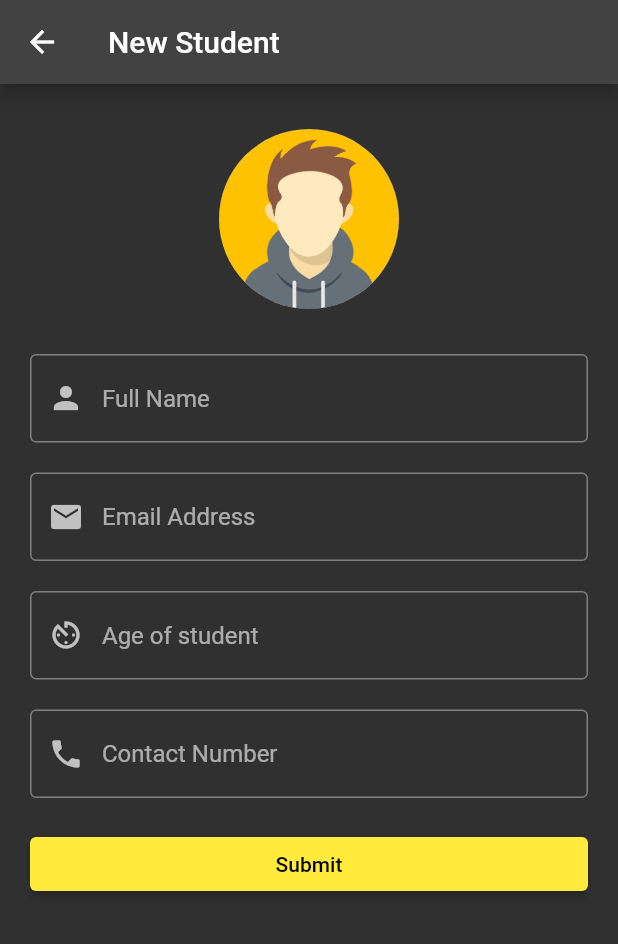
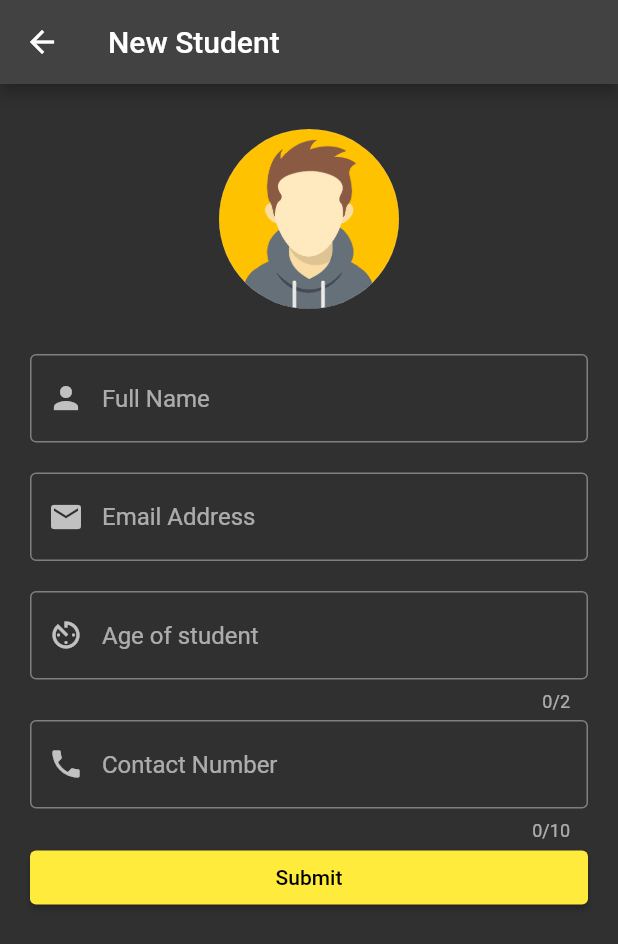
Before and after one commit to amaljosev/Student_App_GetX, a Flutter app: the screen it shows after launch, after a tap on the "add" icon, on a phone screen of 412 x 824 dp. Shown: the top 944 px of the screen. Run offline on Flutter 3.47's test engine with Material 2 defaults, Android fonts, the phone set to English and light mode, and no system bars; our stand-ins replace get, hive, hive_flutter, image_picker; accounts and stored records are empty.

Commit message:
data added

```diff
--- a/lib/getx/db_functions/db_functions.dart
+++ b/lib/getx/db_functions/db_functions.dart
@@ -1,5 +1,19 @@
 import 'package:get/get.dart';
+import 'package:hive/hive.dart';
+import 'package:studentgetx/models/student_model.dart';
 
 class StudentDB extends GetxController {
+  List<StudentModel> students = <StudentModel> [].obs;
+  Future<void> addStudent(StudentModel value) async {
+    final studentDB = await Hive.openBox<StudentModel>('student_db');
+    students.add(value);
+    await studentDB.add(value);
+  }
+
+ Future<void> getAllStudents() async {
+  final studentDB = await Hive.openBox<StudentModel>('student_db');
+  students.clear();
+  students.addAll(studentDB.values);
+}
 
 }
--- a/lib/main.dart
+++ b/lib/main.dart
@@ -1,10 +1,16 @@
 import 'package:flutter/material.dart';
 import 'package:get/get_navigation/src/root/get_material_app.dart';
+import 'package:hive_flutter/hive_flutter.dart';
 import 'package:studentgetx/getx/routes.dart';
+import 'package:studentgetx/models/student_model.dart';
 
-void main() {
+Future<void> main() async {
+  WidgetsFlutterBinding.ensureInitialized();
+  await Hive.initFlutter();
+  Hive.registerAdapter(StudentModelAdapter());
   runApp(const MyApp());
 }
+
 
 class MyApp extends StatelessWidget {
   const MyApp({super.key});
@@ -12,8 +18,8 @@ class MyApp extends StatelessWidget {
   @override
   Widget build(BuildContext context) {
     return GetMaterialApp(
-      theme: ThemeData(
-          primarySwatch: Colors.yellow, brightness: Brightness.dark),
+      theme:
+          ThemeData(primarySwatch: Colors.yellow, brightness: Brightness.dark),
       initialRoute: RouteClass.getHomeRoute(),
       getPages: RouteClass.routes,
     );
--- a/lib/screens/add/add_screen.dart
+++ b/lib/screens/add/add_screen.dart
@@ -1,9 +1,11 @@
 import 'dart:io';
-
 import 'package:flutter/material.dart';
 import 'package:get/get.dart';
+import 'package:studentgetx/getx/db_functions/db_functions.dart';
 import 'package:studentgetx/getx/form_image.dart';
+import 'package:studentgetx/models/student_model.dart';
 
+FormImage imageController = Get.put(FormImage());
 final nameController = TextEditingController();
 final emailController = TextEditingController();
 final ageController = TextEditingController();
@@ -15,12 +17,12 @@ class ScreenAdd extends StatelessWidget {
 
   @override
   Widget build(BuildContext context) {
-    FormImage imageController = Get.put(FormImage());
     return Scaffold(
       appBar: AppBar(
         title: const Text('New Student'),
       ),
-      body: Padding(
+      body: Obx(
+        () => Padding(
           padding: const EdgeInsets.symmetric(horizontal: 20),
           child: Form(
             key: formKey,
@@ -31,7 +33,7 @@ class ScreenAdd extends StatelessWidget {
                 ),
                 GestureDetector(
                     onTap: () => imageController.getImage(),
-                child: Obx(() => imageController.imgPath.value == ''
+                    child: imageController.imgPath.value == ''
                         ? ClipOval(
                             child: Container(
                               width: 120,
@@ -39,8 +41,8 @@ class ScreenAdd extends StatelessWidget {
                               decoration: BoxDecoration(
                                 shape: BoxShape.circle,
                                 image: DecorationImage(
-                              image:
-                                  AssetImage(imageController.assetAvatar.value),
+                                  image: AssetImage(
+                                      imageController.assetAvatar.value),
                                   fit: BoxFit.fitHeight,
                                 ),
                               ),
@@ -60,7 +62,6 @@ class ScreenAdd extends StatelessWidget {
                               ),
                             ),
                           )),
-              ),
                 const SizedBox(
                   height: 30,
                 ),
@@ -71,14 +72,16 @@ class ScreenAdd extends StatelessWidget {
                     hintText: 'Full Name',
                     prefixIcon: Icon(Icons.person),
                   ),
-                validator: (value) =>
-                    nameController.text.isEmpty ? 'Name field is empty' : null,
+                  validator: (value) => nameController.text.isEmpty
+                      ? 'Name field is empty'
+                      : null,
                 ),
                 const SizedBox(
                   height: 20,
                 ),
                 TextFormField(
                   controller: emailController,
+                  keyboardType: TextInputType.emailAddress,
                   decoration: const InputDecoration(
                     border: OutlineInputBorder(),
                     hintText: 'Email Address',
@@ -93,6 +96,8 @@ class ScreenAdd extends StatelessWidget {
                 ),
                 TextFormField(
                   controller: ageController,
+                  maxLength: 2,
+                  keyboardType: TextInputType.number,
                   decoration: const InputDecoration(
                     border: OutlineInputBorder(),
                     hintText: 'Age of student',
@@ -102,10 +107,12 @@ class ScreenAdd extends StatelessWidget {
                       ageController.text.isEmpty ? 'Age field is empty' : null,
                 ),
                 const SizedBox(
-                height: 20,
+                  height: 5,
                 ),
                 TextFormField(
                   controller: contactController,
+                  keyboardType: TextInputType.number,
+                  maxLength: 10,
                   decoration: const InputDecoration(
                     border: OutlineInputBorder(),
                     hintText: 'Contact Number',
@@ -115,16 +122,17 @@ class ScreenAdd extends StatelessWidget {
                       ? 'Contact field is empty'
                       : null,
                 ),
-              const SizedBox(
-                height: 20,
-              ),
                 Row(
                   children: [
                     Expanded(
                       child: ElevatedButton(
                         onPressed: () {
                           if (formKey.currentState!.validate()) {
+                            if (imageController.imgPath.value != '') {
                               isSccess();
+                            } else {
+                              notSuccess();
+                            }
                           }
                         },
                         child: const Text('Submit'),
@@ -136,10 +144,29 @@ class ScreenAdd extends StatelessWidget {
             ),
           ),
         ),
+      ),
     );
   }
 }
 
-void isSccess() {
-  print('Success');
+void notSuccess() {
+  Get.snackbar('Image not added!!', 'Please add a image of student');
 }
+
+Future<void> isSccess() async {
+  final studentObject = StudentModel(
+      id: DateTime.now(),
+      name: nameController.text,
+      email: emailController.text,
+      age: int.parse(ageController.text),
+      contact: int.parse(contactController.text),
+      profile: imageController.imgPath.value);
+
+  await StudentDB().addStudent(studentObject);
+  imageController.imgPath.value = '';
+  nameController.text = '';
+  emailController.text = '';
+  ageController.text = '';
+  contactController.text = '';
+
+}
--- a/lib/screens/home_screen.dart
+++ b/lib/screens/home_screen.dart
@@ -1,19 +1,22 @@
+import 'dart:io';
+
 import 'package:flutter/cupertino.dart';
 import 'package:flutter/material.dart';
 import 'package:get/get.dart';
+import 'package:studentgetx/getx/db_functions/db_functions.dart';
 import '../getx/routes.dart';
-
 
 class ScreenHome extends StatelessWidget {
   const ScreenHome({super.key});
 
   @override
   Widget build(BuildContext context) {
+    final studentDB = Get.put(StudentDB());
+    studentDB.getAllStudents();
     return Scaffold(
       appBar: AppBar(
         title: const Text(
           'Students',
-
         ),
         actions: [
           IconButton(
@@ -23,14 +26,30 @@ class ScreenHome extends StatelessWidget {
               )),
         ],
       ),
-      body: const Center(child: Text('data')),
+      body: Obx(() {
+        return ListView.builder(
+          itemCount: studentDB.students.length,
+          itemBuilder: (context, index) {
+            final student = studentDB.students[index];
+            return ListTile(
+              leading: CircleAvatar(
+                backgroundImage: FileImage(File(student.profile)),
+              ),
+              title: Text(student.name),
+              subtitle: Text('Age: ${student.age.toString()}'),
+              onTap: () {
+                Get.toNamed(RouteClass.profileScreen);
+              },
+            );
+          },
+        );
+      }),
       floatingActionButton: FloatingActionButton(
         onPressed: () {
           Get.toNamed(RouteClass.getAddScreenRoute());
         },
         child: const Icon(
           Icons.add,
-
         ),
       ),
     );
```
Lines whose indentation alone changed are shown as unchanged.
